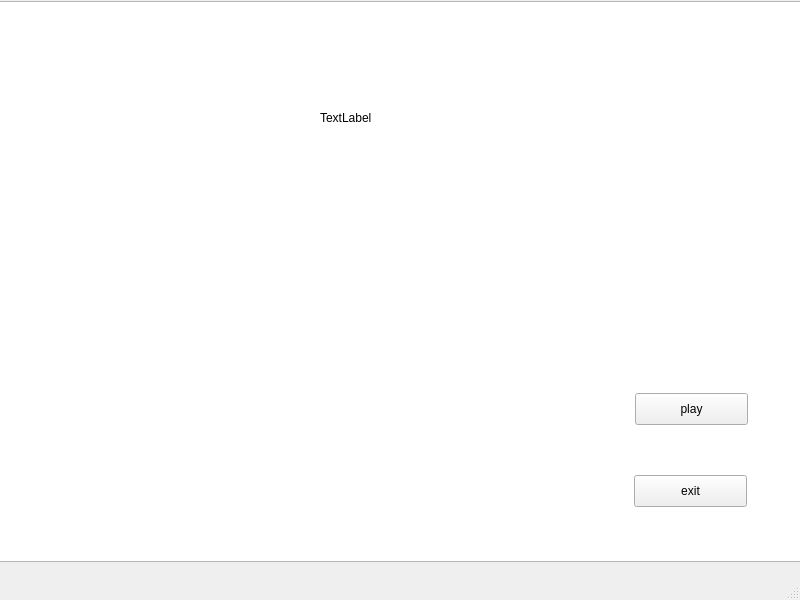
Old version of the form test.ui in the repository yx1215/ics_final_monopoly.
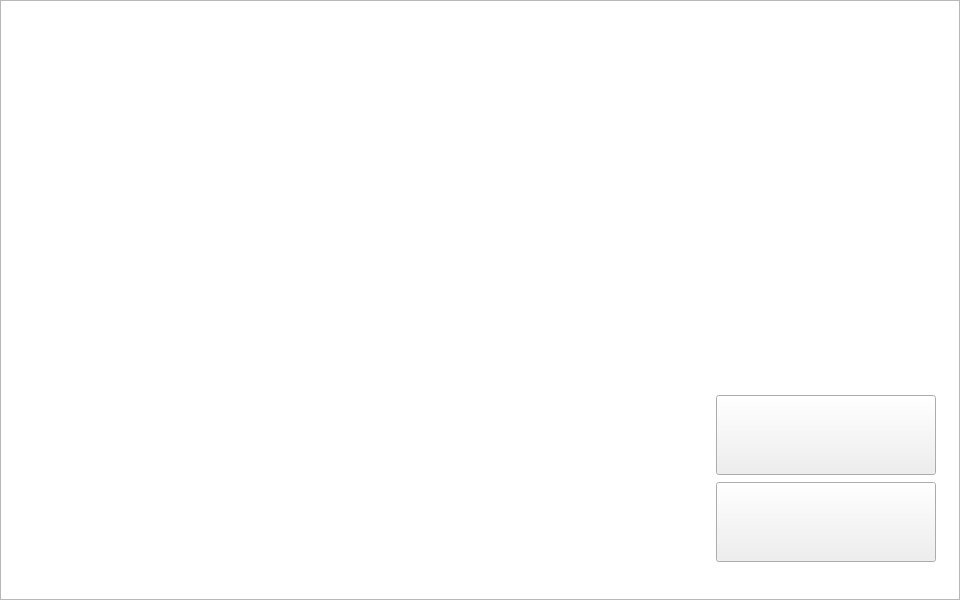
New version of the form. Icons and pictures are not drawn.

Commit message: move figure

What changed in the file:
```diff
--- a/test.ui
+++ b/test.ui
@@ -6,82 +6,75 @@
    <rect>
     <x>0</x>
     <y>0</y>
-    <width>800</width>
+    <width>960</width>
     <height>600</height>
    </rect>
   </property>
+  <property name="minimumSize">
+   <size>
+    <width>960</width>
+    <height>600</height>
+   </size>
+  </property>
+  <property name="maximumSize">
+   <size>
+    <width>960</width>
+    <height>600</height>
+   </size>
+  </property>
   <property name="windowTitle">
    <string>MainWindow</string>
   </property>
   <widget class="QWidget" name="centralwidget">
-   <widget class="QPushButton" name="pushButton">
+   <widget class="QPushButton" name="exit">
     <property name="geometry">
      <rect>
-      <x>635</x>
-      <y>393</y>
-      <width>113</width>
-      <height>32</height>
+      <x>716</x>
+      <y>482</y>
+      <width>220</width>
+      <height>80</height>
      </rect>
     </property>
-    <property name="text">
-     <string>play</string>
+    <property name="styleSheet">
+     <string notr="true">border-image: url(:/figure/exit.png);</string>
     </property>
-   </widget>
-   <widget class="QPushButton" name="pushButton_2">
-    <property name="geometry">
-     <rect>
-      <x>634</x>
-      <y>475</y>
-      <width>113</width>
-      <height>32</height>
-     </rect>
-    </property>
     <property name="text">
-     <string>exit</string>
+     <string/>
     </property>
    </widget>
    <widget class="QGraphicsView" name="graphicsView">
     <property name="geometry">
      <rect>
-      <x>-5</x>
-      <y>1</y>
-      <width>811</width>
-      <height>561</height>
+      <x>0</x>
+      <y>0</y>
+      <width>960</width>
+      <height>600</height>
      </rect>
     </property>
     <property name="styleSheet">
      <string notr="true">border-image: url(:/figure/ics_game_cover.jpg);</string>
     </property>
    </widget>
-   <widget class="QLabel" name="label">
+   <widget class="QPushButton" name="play">
     <property name="geometry">
      <rect>
-      <x>320</x>
-      <y>110</y>
-      <width>60</width>
-      <height>16</height>
+      <x>716</x>
+      <y>395</y>
+      <width>220</width>
+      <height>80</height>
      </rect>
     </property>
+    <property name="styleSheet">
+     <string notr="true">border-image: url(:/figure/start.png);</string>
+    </property>
     <property name="text">
-     <string>TextLabel</string>
+     <string/>
     </property>
    </widget>
    <zorder>graphicsView</zorder>
-   <zorder>pushButton</zorder>
-   <zorder>pushButton_2</zorder>
-   <zorder>label</zorder>
+   <zorder>exit</zorder>
+   <zorder>play</zorder>
   </widget>
-  <widget class="QMenuBar" name="menubar">
-   <property name="geometry">
-    <rect>
-     <x>0</x>
-     <y>0</y>
-     <width>800</width>
-     <height>22</height>
-    </rect>
-   </property>
-  </widget>
-  <widget class="QStatusBar" name="statusbar"/>
  </widget>
  <resources>
   <include location="picture.qrc"/>
```
Left out of the diff: 19 changed lines with no effect on the pictures. The commit also changes 4 other files.
